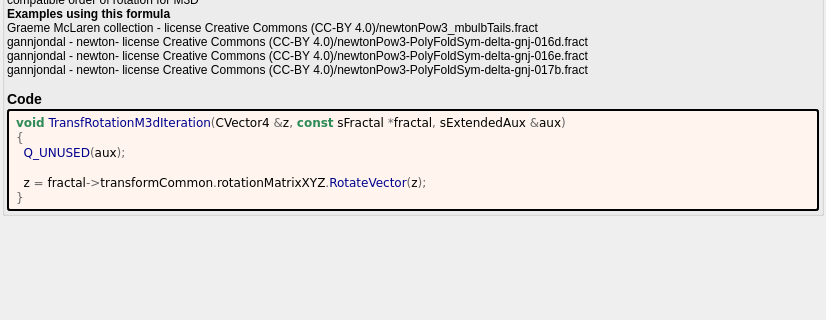
Above: mandelbulber2/formula/ui/transf_rotation_m3d.ui from buddhi1980/mandelbulber2 before the change; both pictures show x 0 to 826 and y 122 to 442 of the 826 by 709 pixel window. Below: the same form after it.
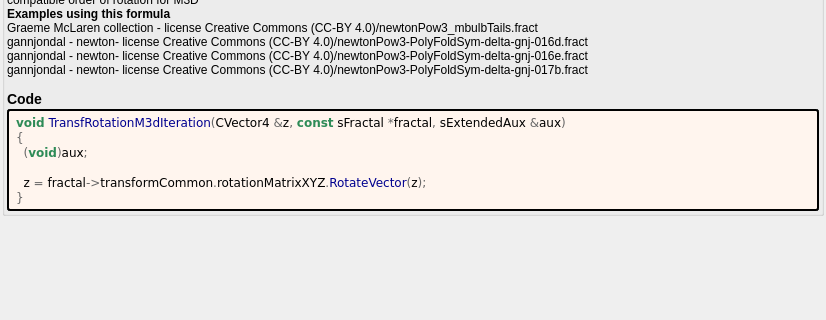
That is the form after the change. Custom widgets are drawn as their Qt base class.

Patch:
```diff
--- a/mandelbulber2/formula/ui/transf_rotation_m3d.ui
+++ b/mandelbulber2/formula/ui/transf_rotation_m3d.ui
@@ -211,7 +211,7 @@
          <string notr="true">&lt;body style=&quot;background-color:#fff5ee&quot;&gt;
 &lt;pre style=&quot;color:#000000; background-color:#fff5ee;  font-family:&#039;Courier New&#039;,monospace;white-space: pre-wrap;&quot;&gt;&lt;span style=&quot;color:#2e8b57; font-weight:bold&quot;&gt;void&lt;/span&gt; &lt;span style=&quot;color:#00008f&quot;&gt;TransfRotationM3dIteration&lt;/span&gt;&lt;span style=&quot;color:#676767&quot;&gt;(&lt;/span&gt;CVector4 &lt;span style=&quot;color:#676767&quot;&gt;&amp;amp;&lt;/span&gt;z&lt;span style=&quot;color:#676767&quot;&gt;,&lt;/span&gt; &lt;span style=&quot;color:#2e8b57; font-weight:bold&quot;&gt;const&lt;/span&gt; sFractal &lt;span style=&quot;color:#676767&quot;&gt;*&lt;/span&gt;fractal&lt;span style=&quot;color:#676767&quot;&gt;,&lt;/span&gt; sExtendedAux &lt;span style=&quot;color:#676767&quot;&gt;&amp;amp;&lt;/span&gt;aux&lt;span style=&quot;color:#676767&quot;&gt;)&lt;/span&gt;
 &lt;span style=&quot;color:#676767&quot;&gt;{&lt;/span&gt;
-  &lt;span style=&quot;color:#00008f&quot;&gt;Q_UNUSED&lt;/span&gt;&lt;span style=&quot;color:#676767&quot;&gt;(&lt;/span&gt;aux&lt;span style=&quot;color:#676767&quot;&gt;);&lt;/span&gt;
+  &lt;span style=&quot;color:#676767&quot;&gt;(&lt;/span&gt;&lt;span style=&quot;color:#2e8b57; font-weight:bold&quot;&gt;void&lt;/span&gt;&lt;span style=&quot;color:#676767&quot;&gt;)&lt;/span&gt;aux&lt;span style=&quot;color:#676767&quot;&gt;;&lt;/span&gt;
 
   z &lt;span style=&quot;color:#676767&quot;&gt;=&lt;/span&gt; fractal&lt;span style=&quot;color:#676767&quot;&gt;-&amp;gt;&lt;/span&gt;transformCommon&lt;span style=&quot;color:#676767&quot;&gt;.&lt;/span&gt;rotationMatrixXYZ&lt;span style=&quot;color:#676767&quot;&gt;.&lt;/span&gt;&lt;span style=&quot;color:#00008f&quot;&gt;RotateVector&lt;/span&gt;&lt;span style=&quot;color:#676767&quot;&gt;(&lt;/span&gt;z&lt;span style=&quot;color:#676767&quot;&gt;);&lt;/span&gt;
 &lt;span style=&quot;color:#676767&quot;&gt;}&lt;/span&gt;
```
